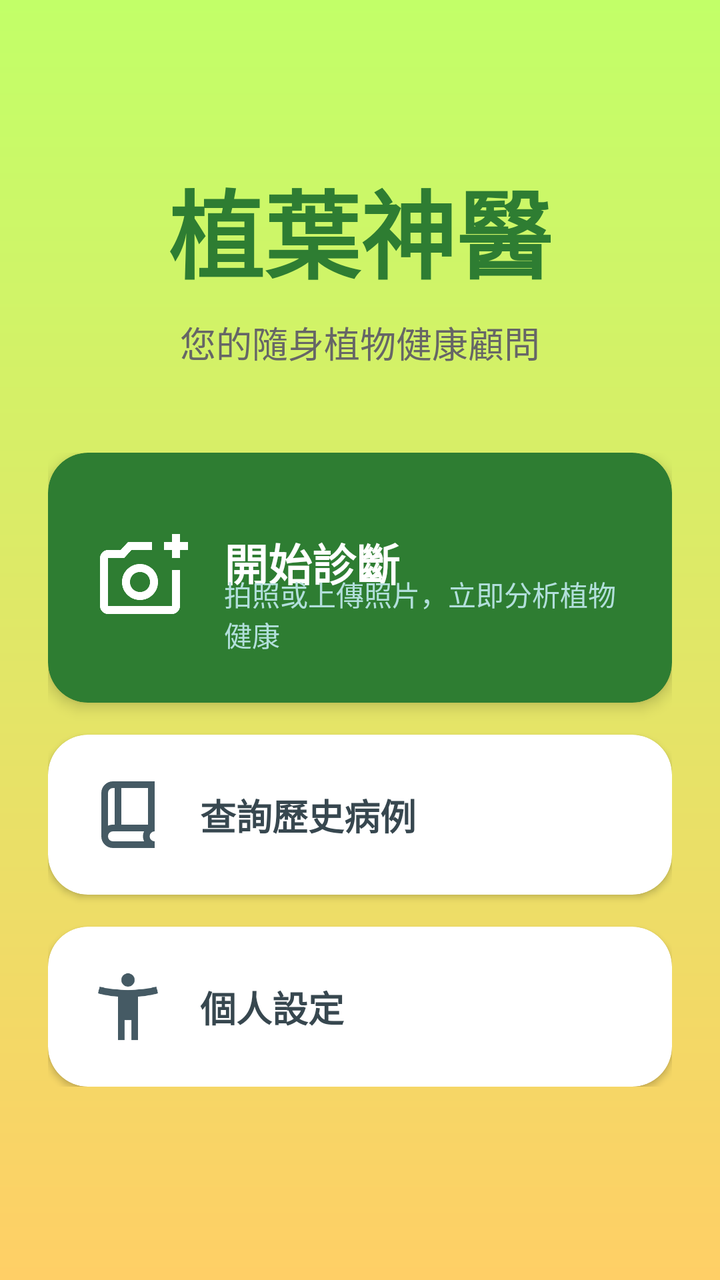
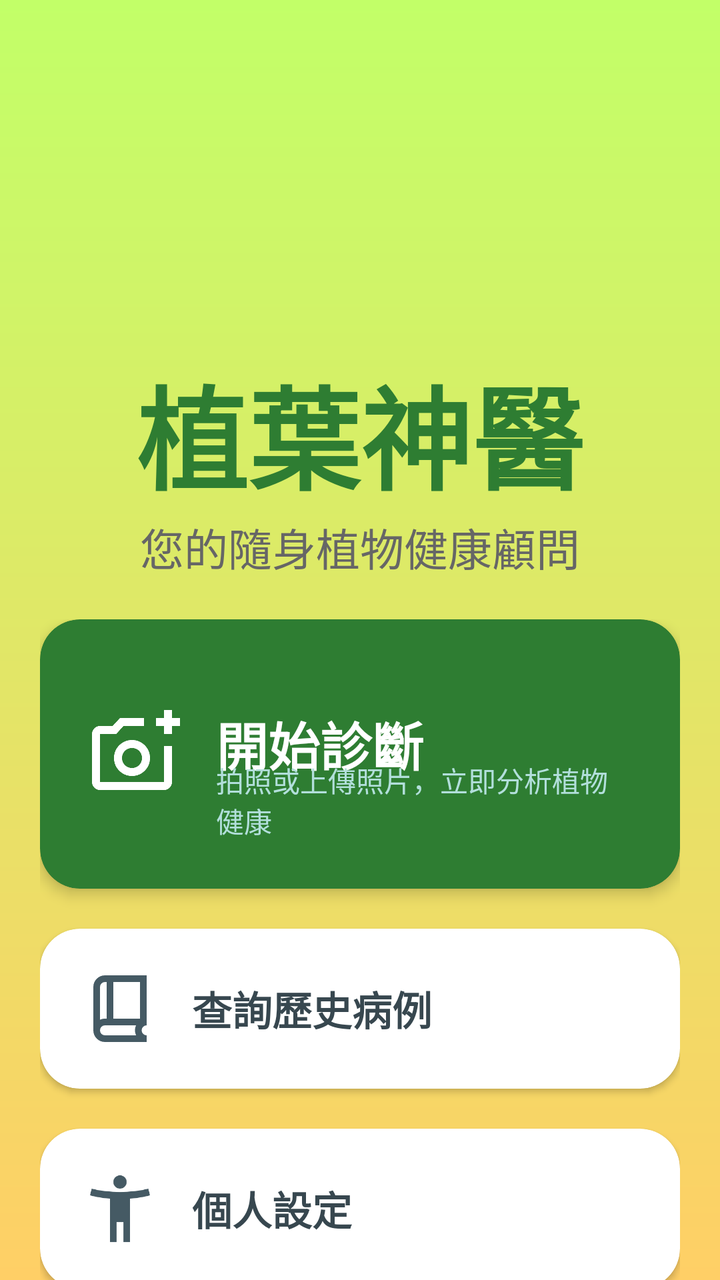

Two renders of the same Android screen: before a commit and after it. Below are the layout's source before the change and the commit's diff.
<!-- AndroidManifest.xml: application theme Theme.PlantDoctor -->
<!-- res/layout/activity_home.xml -->
<?xml version="1.0" encoding="utf-8"?>
<androidx.constraintlayout.widget.ConstraintLayout
    xmlns:android="http://schemas.android.com/apk/res/android"
    xmlns:app="http://schemas.android.com/apk/res-auto"
    xmlns:tools="http://schemas.android.com/tools"
    android:id="@+id/home_root_layout"
    android:layout_width="match_parent"
    android:layout_height="match_parent"
    android:background="@drawable/gradient_background"
    tools:context=".HomeActivity">

    <TextView
        android:id="@+id/tv_home_title"
        android:layout_width="wrap_content"
        android:layout_height="wrap_content"
        android:layout_marginTop="80dp"
        android:text="植葉神醫"
        android:textColor="#2E7D32"
        android:textSize="48sp"
        android:textStyle="bold"
        app:layout_constraintEnd_toEndOf="parent"
        app:layout_constraintStart_toStartOf="parent"
        app:layout_constraintTop_toTopOf="parent" />

    <TextView
        android:id="@+id/tv_home_subtitle"
        android:layout_width="wrap_content"
        android:layout_height="wrap_content"
        android:layout_marginTop="8dp"
        android:text="您的隨身植物健康顧問"
        android:textColor="#666666"
        android:textSize="18sp"
        app:layout_constraintEnd_toEndOf="parent"
        app:layout_constraintStart_toStartOf="parent"
        app:layout_constraintTop_toBottomOf="@id/tv_home_title" />

    <LinearLayout
        android:id="@+id/layout_menu_container"
        android:layout_width="0dp"
        android:layout_height="wrap_content"
        android:orientation="vertical"
        android:padding="24dp"
        app:layout_constraintBottom_toBottomOf="parent"
        app:layout_constraintEnd_toEndOf="parent"
        app:layout_constraintStart_toStartOf="parent"
        app:layout_constraintTop_toBottomOf="@id/tv_home_subtitle"
        app:layout_constraintVertical_bias="0.2">

        
        <androidx.cardview.widget.CardView
            android:id="@+id/card_diagnose"
            android:layout_width="match_parent"
            android:layout_height="wrap_content"
            app:cardCornerRadius="20dp"
            app:cardElevation="4dp"
            app:cardBackgroundColor="#2E7D32">

            <androidx.constraintlayout.widget.ConstraintLayout
                android:layout_width="match_parent"
                android:layout_height="wrap_content"
                android:padding="24dp">

                <ImageView
                    android:id="@+id/iv_diagnose_icon"
                    android:layout_width="48dp"
                    android:layout_height="48dp"
                    android:src="@drawable/ic_camera"
                    app:tint="@android:color/white"
                    app:layout_constraintStart_toStartOf="parent"
                    app:layout_constraintTop_toTopOf="parent"
                    app:layout_constraintBottom_toBottomOf="parent"/>

                <TextView
                    android:id="@+id/tv_diagnose_title"
                    android:layout_width="0dp"
                    android:layout_height="wrap_content"
                    android:layout_marginStart="16dp"
                    android:text="開始診斷"
                    android:textColor="@android:color/white"
                    android:textSize="22sp"
                    android:textStyle="bold"
                    app:layout_constraintStart_toEndOf="@id/iv_diagnose_icon"
                    app:layout_constraintEnd_toEndOf="parent"
                    app:layout_constraintTop_toTopOf="@id/iv_diagnose_icon" />

                <TextView
                    android:id="@+id/tv_diagnose_subtitle"
                    android:layout_width="0dp"
                    android:layout_height="wrap_content"
                    android:layout_marginTop="4dp"
                    android:text="拍照或上傳照片，立即分析植物健康"
                    android:textColor="#B2DFDB"
                    android:textSize="14sp"
                    app:layout_constraintStart_toStartOf="@id/tv_diagnose_title"
                    app:layout_constraintEnd_toEndOf="parent"
                    app:layout_constraintTop_toBottomOf="@id/tv_diagnose_title"
                    app:layout_constraintBottom_toBottomOf="@id/iv_diagnose_icon"/>

            </androidx.constraintlayout.widget.ConstraintLayout>
        </androidx.cardview.widget.CardView>

        <androidx.cardview.widget.CardView
            android:id="@+id/card_history"
            android:layout_width="match_parent"
            android:layout_height="wrap_content"
            android:layout_marginTop="16dp"
            app:cardCornerRadius="20dp"
            app:cardElevation="2dp"
            app:cardBackgroundColor="@android:color/white">

            <androidx.constraintlayout.widget.ConstraintLayout
                android:layout_width="match_parent"
                android:layout_height="wrap_content"
                android:padding="20dp">

                <ImageView
                    android:id="@+id/iv_history_icon"
                    android:layout_width="40dp"
                    android:layout_height="40dp"
                    android:src="@drawable/ic_history"
                    app:tint="#455A64"
                    app:layout_constraintStart_toStartOf="parent"
                    app:layout_constraintTop_toTopOf="parent"
                    app:layout_constraintBottom_toBottomOf="parent"/>

                <TextView
                    android:id="@+id/tv_history_title"
                    android:layout_width="0dp"
                    android:layout_height="wrap_content"
                    android:layout_marginStart="16dp"
                    android:text="查詢歷史病例"
                    android:textColor="#37474F"
                    android:textSize="18sp"
                    android:textStyle="bold"
                    app:layout_constraintStart_toEndOf="@id/iv_history_icon"
                    app:layout_constraintEnd_toEndOf="parent"
                    app:layout_constraintTop_toTopOf="parent"
                    app:layout_constraintBottom_toBottomOf="parent"/>

            </androidx.constraintlayout.widget.ConstraintLayout>
        </androidx.cardview.widget.CardView>

        <androidx.cardview.widget.CardView
            android:id="@+id/card_settings"
            android:layout_width="match_parent"
            android:layout_height="wrap_content"
            android:layout_marginTop="16dp"
            app:cardCornerRadius="20dp"
            app:cardElevation="2dp"
            app:cardBackgroundColor="@android:color/white">

            <androidx.constraintlayout.widget.ConstraintLayout
                android:layout_width="match_parent"
                android:layout_height="wrap_content"
                android:padding="20dp">

                <ImageView
                    android:id="@+id/iv_settings_icon"
                    android:layout_width="40dp"
                    android:layout_height="40dp"
                    android:src="@drawable/ic_settings"
                    app:tint="#455A64"
                    app:layout_constraintStart_toStartOf="parent"
                    app:layout_constraintTop_toTopOf="parent"
                    app:layout_constraintBottom_toBottomOf="parent"/>

                <TextView
                    android:id="@+id/tv_settings_title"
                    android:layout_width="0dp"
                    android:layout_height="wrap_content"
                    android:layout_marginStart="16dp"
                    android:text="個人設定"
                    android:textColor="#37474F"
                    android:textSize="18sp"
                    android:textStyle="bold"
                    app:layout_constraintStart_toEndOf="@id/iv_settings_icon"
                    app:layout_constraintEnd_toEndOf="parent"
                    app:layout_constraintTop_toTopOf="parent"
                    app:layout_constraintBottom_toBottomOf="parent"/>

            </androidx.constraintlayout.widget.ConstraintLayout>
        </androidx.cardview.widget.CardView>

    </LinearLayout>

</androidx.constraintlayout.widget.ConstraintLayout>
<!-- resources referenced by this layout -->
<resources>
  <!-- drawable gradient_background (drawable) -->
  <?xml version="1.0" encoding="utf-8"?>
  <shape xmlns:android="http://schemas.android.com/apk/res/android"
      android:shape="rectangle">
      <gradient
          android:startColor="#C2FF68"
          android:endColor="#FFCF66"
          android:angle="270" /> </shape>
  <!-- drawable ic_camera (drawable) -->
  <vector xmlns:android="http://schemas.android.com/apk/res/android" android:height="24dp" android:tint="#000000" android:viewportHeight="960" android:viewportWidth="960" android:width="24dp">
        
      <path android:fillColor="@android:color/white" android:pathData="M440,520L440,520L440,520L440,520L440,520L440,520Q440,520 440,520Q440,520 440,520L440,520Q440,520 440,520Q440,520 440,520L440,520Q440,520 440,520Q440,520 440,520L440,520L440,520ZM120,840Q87,840 63.5,816.5Q40,793 40,760L40,280Q40,247 63.5,223.5Q87,200 120,200L246,200L320,120L560,120L560,200L355,200L282,280L120,280Q120,280 120,280Q120,280 120,280L120,760Q120,760 120,760Q120,760 120,760L760,760Q760,760 760,760Q760,760 760,760L760,400L840,400L840,760Q840,793 816.5,816.5Q793,840 760,840L120,840ZM760,280L760,200L680,200L680,120L760,120L760,40L840,40L840,120L920,120L920,200L840,200L840,280L760,280ZM440,700Q515,700 567.5,647.5Q620,595 620,520Q620,445 567.5,392.5Q515,340 440,340Q365,340 312.5,392.5Q260,445 260,520Q260,595 312.5,647.5Q365,700 440,700ZM440,620Q398,620 369,591Q340,562 340,520Q340,478 369,449Q398,420 440,420Q482,420 511,449Q540,478 540,520Q540,562 511,591Q482,620 440,620Z"/>
      
  </vector>
  <!-- drawable ic_history (drawable) -->
  <vector xmlns:android="http://schemas.android.com/apk/res/android" android:height="24dp" android:tint="#000000" android:viewportHeight="960" android:viewportWidth="960" android:width="24dp">
        
      <path android:fillColor="@android:color/white" android:pathData="M300,880Q242,880 201,839Q160,798 160,740L160,220Q160,162 201,121Q242,80 300,80L800,80L800,680Q775,680 757.5,697.5Q740,715 740,740Q740,765 757.5,782.5Q775,800 800,800L800,880L300,880ZM240,613Q254,606 269,603Q284,600 300,600L320,600L320,160L300,160Q275,160 257.5,177.5Q240,195 240,220L240,613ZM400,600L720,600L720,160L400,160L400,600ZM240,613Q240,613 240,613Q240,613 240,613L240,613L240,160L240,160Q240,160 240,160Q240,160 240,160L240,613ZM300,800L673,800Q667,786 663.5,771.5Q660,757 660,740Q660,724 663,709Q666,694 673,680L300,680Q274,680 257,697.5Q240,715 240,740Q240,766 257,783Q274,800 300,800Z"/>
      
  </vector>
  <!-- drawable ic_settings (drawable) -->
  <vector xmlns:android="http://schemas.android.com/apk/res/android" android:height="24dp" android:tint="#000000" android:viewportHeight="960" android:viewportWidth="960" android:width="24dp">
        
      <path android:fillColor="@android:color/white" android:pathData="M423.5,216.5Q400,193 400,160Q400,127 423.5,103.5Q447,80 480,80Q513,80 536.5,103.5Q560,127 560,160Q560,193 536.5,216.5Q513,240 480,240Q447,240 423.5,216.5ZM360,880L360,360Q300,355 238,345Q176,335 120,320L140,240Q218,261 306,270.5Q394,280 480,280Q566,280 654,270.5Q742,261 820,240L840,320Q784,335 722,345Q660,355 600,360L600,880L520,880L520,640L440,640L440,880L360,880Z"/>
      
  </vector>
  <style name="Theme.PlantDoctor" parent="Base.Theme.PlantDoctor" />
  <style name="Base.Theme.PlantDoctor" parent="Theme.Material3.DayNight.NoActionBar">
          
          
      </style>
</resources>

<!-- the commit's change to res/layout/activity_home.xml (unified diff, before → after) -->
@@ -2,34 +2,44 @@
 <androidx.constraintlayout.widget.ConstraintLayout
     xmlns:android="http://schemas.android.com/apk/res/android"
     xmlns:app="http://schemas.android.com/apk/res-auto"
-    xmlns:tools="http://schemas.android.com/tools"
+    xmlns:tools="http://tools.android.com/tools"
     android:id="@+id/home_root_layout"
     android:layout_width="match_parent"
     android:layout_height="match_parent"
     android:background="@drawable/gradient_background"
     tools:context=".HomeActivity">
 
+    <androidx.constraintlayout.widget.Guideline
+        android:id="@+id/guideline_top"
+        android:layout_width="wrap_content"
+        android:layout_height="wrap_content"
+        android:orientation="horizontal"
+        app:layout_constraintGuide_begin="120dp" />
+
     <TextView
         android:id="@+id/tv_home_title"
-        android:layout_width="wrap_content"
-        android:layout_height="wrap_content"
-        android:layout_marginTop="80dp"
+        android:layout_width="0dp"
+        android:layout_height="wrap_content"
+        android:layout_marginTop="56dp"
+        android:gravity="center"
         android:text="植葉神醫"
         android:textColor="#2E7D32"
-        android:textSize="48sp"
+        android:textSize="56sp"
         android:textStyle="bold"
         app:layout_constraintEnd_toEndOf="parent"
+        app:layout_constraintHorizontal_bias="0.0"
         app:layout_constraintStart_toStartOf="parent"
-        app:layout_constraintTop_toTopOf="parent" />
+        app:layout_constraintTop_toTopOf="@id/guideline_top" />
 
     <TextView
         android:id="@+id/tv_home_subtitle"
-        android:layout_width="wrap_content"
-        android:layout_height="wrap_content"
-        android:layout_marginTop="8dp"
+        android:layout_width="0dp"
+        android:layout_height="wrap_content"
+        android:layout_marginTop="0dp"
+        android:gravity="center"
         android:text="您的隨身植物健康顧問"
         android:textColor="#666666"
-        android:textSize="18sp"
+        android:textSize="22sp"
         app:layout_constraintEnd_toEndOf="parent"
         app:layout_constraintStart_toStartOf="parent"
         app:layout_constraintTop_toBottomOf="@id/tv_home_title" />
@@ -39,14 +49,12 @@
         android:layout_width="0dp"
         android:layout_height="wrap_content"
         android:orientation="vertical"
-        android:padding="24dp"
-        app:layout_constraintBottom_toBottomOf="parent"
+        android:padding="20dp"
+        android:layout_marginTop="0dp"
         app:layout_constraintEnd_toEndOf="parent"
         app:layout_constraintStart_toStartOf="parent"
-        app:layout_constraintTop_toBottomOf="@id/tv_home_subtitle"
-        app:layout_constraintVertical_bias="0.2">
-
-        
+        app:layout_constraintTop_toBottomOf="@id/tv_home_subtitle">
+
         <androidx.cardview.widget.CardView
             android:id="@+id/card_diagnose"
             android:layout_width="match_parent"
@@ -66,9 +74,9 @@
                     android:layout_height="48dp"
                     android:src="@drawable/ic_camera"
                     app:tint="@android:color/white"
+                    app:layout_constraintBottom_toBottomOf="parent"
                     app:layout_constraintStart_toStartOf="parent"
-                    app:layout_constraintTop_toTopOf="parent"
-                    app:layout_constraintBottom_toBottomOf="parent"/>
+                    app:layout_constraintTop_toTopOf="parent"/>
 
                 <TextView
                     android:id="@+id/tv_diagnose_title"
@@ -77,24 +85,29 @@
                     android:layout_marginStart="16dp"
                     android:text="開始診斷"
                     android:textColor="@android:color/white"
-                    android:textSize="22sp"
+                    android:textSize="26sp"
                     android:textStyle="bold"
+                    app:autoSizeMinTextSize="16sp"
+                    app:autoSizeTextType="uniform"
+                    app:layout_constraintEnd_toEndOf="parent"
+                    app:layout_constraintHorizontal_bias="0.0"
                     app:layout_constraintStart_toEndOf="@id/iv_diagnose_icon"
-                    app:layout_constraintEnd_toEndOf="parent"
                     app:layout_constraintTop_toTopOf="@id/iv_diagnose_icon" />
 
                 <TextView
                     android:id="@+id/tv_diagnose_subtitle"
                     android:layout_width="0dp"
                     android:layout_height="wrap_content"
-                    android:layout_marginTop="4dp"
+                    android:layout_marginTop="8dp"
                     android:text="拍照或上傳照片，立即分析植物健康"
                     android:textColor="#B2DFDB"
                     android:textSize="14sp"
+                    app:autoSizeTextType="uniform"
+                    app:autoSizeMinTextSize="4sp"
+                    app:layout_constraintBottom_toBottomOf="@id/iv_diagnose_icon"
+                    app:layout_constraintEnd_toEndOf="parent"
                     app:layout_constraintStart_toStartOf="@id/tv_diagnose_title"
-                    app:layout_constraintEnd_toEndOf="parent"
-                    app:layout_constraintTop_toBottomOf="@id/tv_diagnose_title"
-                    app:layout_constraintBottom_toBottomOf="@id/iv_diagnose_icon"/>
+                    app:layout_constraintTop_toBottomOf="@id/tv_diagnose_title"/>
 
             </androidx.constraintlayout.widget.ConstraintLayout>
         </androidx.cardview.widget.CardView>
@@ -103,7 +116,7 @@
             android:id="@+id/card_history"
             android:layout_width="match_parent"
             android:layout_height="wrap_content"
-            android:layout_marginTop="16dp"
+            android:layout_marginTop="20dp"
             app:cardCornerRadius="20dp"
             app:cardElevation="2dp"
             app:cardBackgroundColor="@android:color/white">
@@ -119,9 +132,9 @@
                     android:layout_height="40dp"
                     android:src="@drawable/ic_history"
                     app:tint="#455A64"
+                    app:layout_constraintBottom_toBottomOf="parent"
                     app:layout_constraintStart_toStartOf="parent"
-                    app:layout_constraintTop_toTopOf="parent"
-                    app:layout_constraintBottom_toBottomOf="parent"/>
+                    app:layout_constraintTop_toTopOf="parent"/>
 
                 <TextView
                     android:id="@+id/tv_history_title"
@@ -130,12 +143,14 @@
                     android:layout_marginStart="16dp"
                     android:text="查詢歷史病例"
                     android:textColor="#37474F"
-                    android:textSize="18sp"
+                    android:textSize="20sp"
                     android:textStyle="bold"
+                    app:autoSizeTextType="uniform"
+                    app:autoSizeMinTextSize="14sp"
+                    app:layout_constraintBottom_toBottomOf="parent"
+                    app:layout_constraintEnd_toEndOf="parent"
                     app:layout_constraintStart_toEndOf="@id/iv_history_icon"
-                    app:layout_constraintEnd_toEndOf="parent"
-                    app:layout_constraintTop_toTopOf="parent"
-                    app:layout_constraintBottom_toBottomOf="parent"/>
+                    app:layout_constraintTop_toTopOf="parent"/>
 
             </androidx.constraintlayout.widget.ConstraintLayout>
         </androidx.cardview.widget.CardView>
@@ -144,7 +159,7 @@
             android:id="@+id/card_settings"
             android:layout_width="match_parent"
             android:layout_height="wrap_content"
-            android:layout_marginTop="16dp"
+            android:layout_marginTop="20dp"
             app:cardCornerRadius="20dp"
             app:cardElevation="2dp"
             app:cardBackgroundColor="@android:color/white">
@@ -160,9 +175,9 @@
                     android:layout_height="40dp"
                     android:src="@drawable/ic_settings"
                     app:tint="#455A64"
+                    app:layout_constraintBottom_toBottomOf="parent"
                     app:layout_constraintStart_toStartOf="parent"
-                    app:layout_constraintTop_toTopOf="parent"
-                    app:layout_constraintBottom_toBottomOf="parent"/>
+                    app:layout_constraintTop_toTopOf="parent"/>
 
                 <TextView
                     android:id="@+id/tv_settings_title"
@@ -171,12 +186,14 @@
                     android:layout_marginStart="16dp"
                     android:text="個人設定"
                     android:textColor="#37474F"
-                    android:textSize="18sp"
+                    android:textSize="20sp"
                     android:textStyle="bold"
+                    app:autoSizeTextType="uniform"
+                    app:autoSizeMinTextSize="14sp"
+                    app:layout_constraintBottom_toBottomOf="parent"
+                    app:layout_constraintEnd_toEndOf="parent"
                     app:layout_constraintStart_toEndOf="@id/iv_settings_icon"
-                    app:layout_constraintEnd_toEndOf="parent"
-                    app:layout_constraintTop_toTopOf="parent"
-                    app:layout_constraintBottom_toBottomOf="parent"/>
+                    app:layout_constraintTop_toTopOf="parent"/>
 
             </androidx.constraintlayout.widget.ConstraintLayout>
         </androidx.cardview.widget.CardView>
